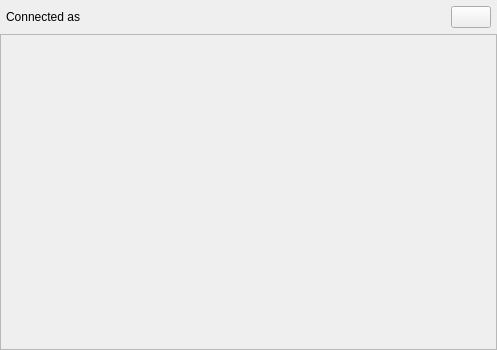
First picture: the form in src/Common/gui/NinjamRoomWindow.ui, repository elieserdejesus/JamTaba, before the edit.
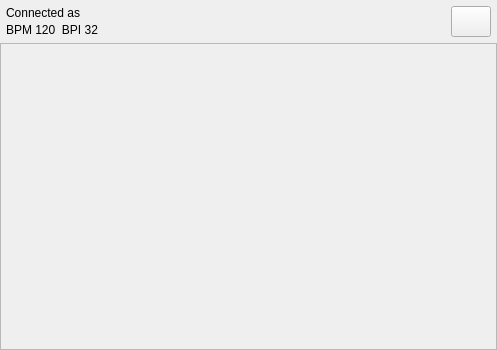
Second picture: the form after the edit.

Commit message: Improving bpi and bpm feedback inside ninjam window (#395, close #308)

Diff of the .ui file:
```diff
--- a/src/Common/gui/NinjamRoomWindow.ui
+++ b/src/Common/gui/NinjamRoomWindow.ui
@@ -56,22 +56,30 @@
       <number>6</number>
      </property>
      <item>
+      <layout class="QVBoxLayout" name="labelsLayout">
+       <property name="spacing">
+        <number>3</number>
+       </property>
+       <item>
       <widget class="QLabel" name="labelUserName">
-       <property name="sizePolicy">
-        <sizepolicy hsizetype="Preferred" vsizetype="Preferred">
-         <horstretch>1</horstretch>
-         <verstretch>0</verstretch>
-        </sizepolicy>
-       </property>
        <property name="text">
         <string>Connected as &lt;user_name&gt;</string>
        </property>
       </widget>
      </item>
      <item>
+        <widget class="QLabel" name="labelBpmBpi">
+         <property name="text">
+          <string notr="true">BPM 120  BPI 32</string>
+         </property>
+        </widget>
+       </item>
+      </layout>
+     </item>
+     <item>
       <widget class="QPushButton" name="licenceButton">
        <property name="sizePolicy">
-        <sizepolicy hsizetype="Preferred" vsizetype="Preferred">
+        <sizepolicy hsizetype="Maximum" vsizetype="Preferred">
          <horstretch>0</horstretch>
          <verstretch>0</verstretch>
         </sizepolicy>
@@ -112,7 +120,7 @@
         <x>0</x>
         <y>0</y>
         <width>495</width>
-        <height>313</height>
+        <height>305</height>
        </rect>
       </property>
       <layout class="QHBoxLayout" name="horizontalLayout">
```
Lines whose indentation alone changed are shown as unchanged. The commit also changes 23 other files.
